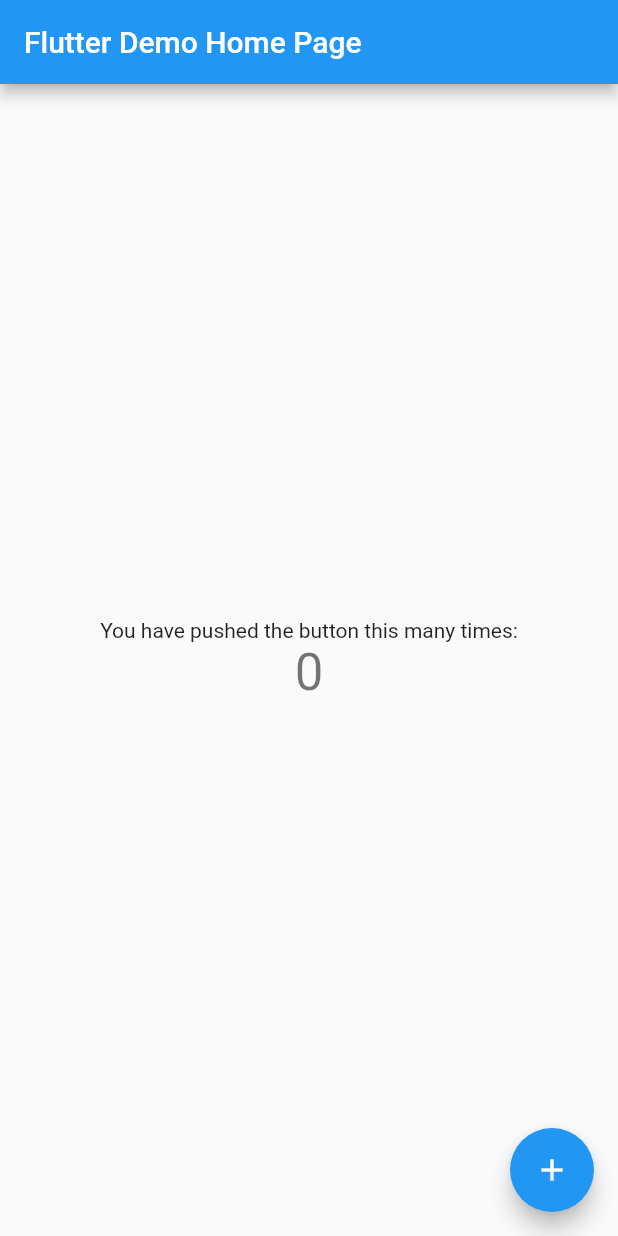
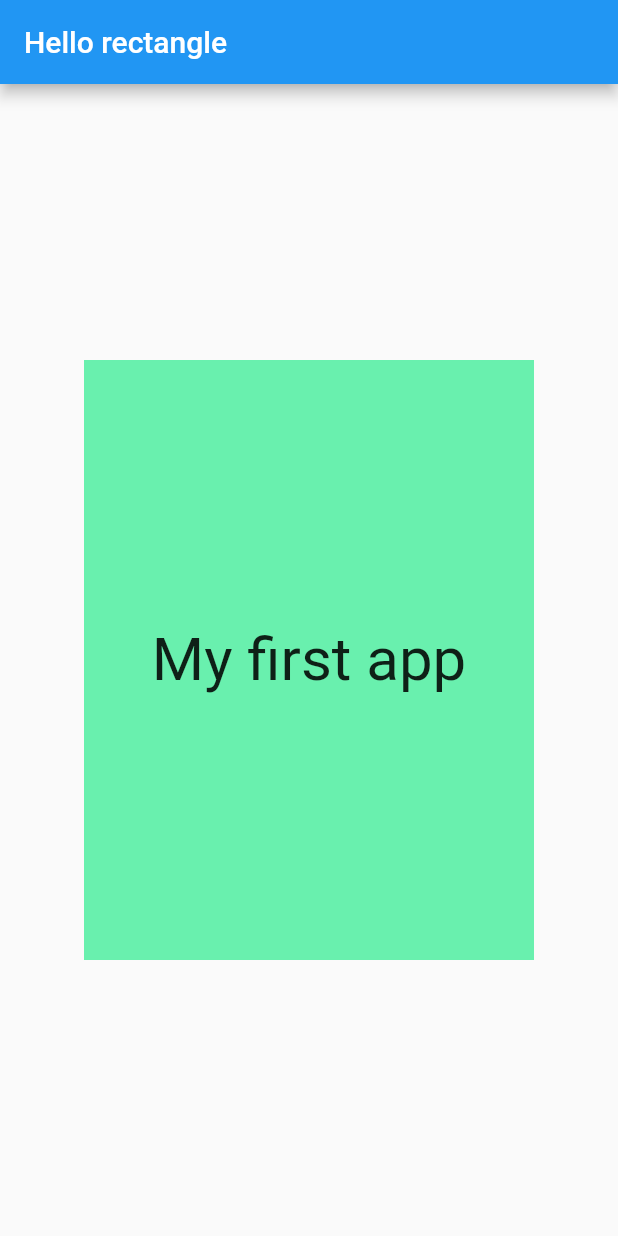
Before and after one commit to paulopatto/hello_rectangle, a Flutter app: the screen it shows after launch, on a phone screen of 412 x 824 dp. Run offline on Flutter 3.47's test engine with Material 2 defaults, Android fonts, the phone set to English and light mode, and no system bars.

Commit message:
Yay! My first app
This app was developed during lesson 5: 'Build a flutter app'
from Udacity course 'Build Native Mobile apps with Flutter'

```diff
--- a/lib/main.dart
+++ b/lib/main.dart
@@ -1,111 +1,30 @@
 import 'package:flutter/material.dart';
 
-void main() => runApp(MyApp());
+void main() {
+  runApp(
+    MaterialApp(
+      debugShowCheckedModeBanner: false,
+      home: Scaffold(
+        appBar: AppBar(
+          title: Text('Hello rectangle'),
+        ),
+        body: HelloRectangle(),
+      ),
+    )
+  );
+}
 
-class MyApp extends StatelessWidget {
-  // This widget is the root of your application.
-  @override
+class HelloRectangle extends StatelessWidget {
   Widget build(BuildContext context) {
-    return MaterialApp(
-      title: 'Flutter Demo',
-      theme: ThemeData(
-        // This is the theme of your application.
-        //
-        // Try running your application with "flutter run". You'll see the
-        // application has a blue toolbar. Then, without quitting the app, try
-        // changing the primarySwatch below to Colors.green and then invoke
-        // "hot reload" (press "r" in the console where you ran "flutter run",
-        // or simply save your changes to "hot reload" in a Flutter IDE).
-        // Notice that the counter didn't reset back to zero; the application
-        // is not restarted.
-        primarySwatch: Colors.blue,
+    return Center(
+      child: Container(
+        color: Colors.greenAccent,
+        height: 400.0,
+        width: 300.0,
+        child: Center(
+          child: Text('My first app', style: TextStyle(fontSize: 40.0), textAlign: TextAlign.center)
+        )
       ),
-      home: MyHomePage(title: 'Flutter Demo Home Page'),
     );
   }
 }
-
-class MyHomePage extends StatefulWidget {
-  MyHomePage({Key key, this.title}) : super(key: key);
-
-  // This widget is the home page of your application. It is stateful, meaning
-  // that it has a State object (defined below) that contains fields that affect
-  // how it looks.
-
-  // This class is the configuration for the state. It holds the values (in this
-  // case the title) provided by the parent (in this case the App widget) and
-  // used by the build method of the State. Fields in a Widget subclass are
-  // always marked "final".
-
-  final String title;
-
-  @override
-  _MyHomePageState createState() => _MyHomePageState();
-}
-
-class _MyHomePageState extends State<MyHomePage> {
-  int _counter = 0;
-
-  void _incrementCounter() {
-    setState(() {
-      // This call to setState tells the Flutter framework that something has
-      // changed in this State, which causes it to rerun the build method below
-      // so that the display can reflect the updated values. If we changed
-      // _counter without calling setState(), then the build method would not be
-      // called again, and so nothing would appear to happen.
-      _counter++;
-    });
-  }
-
-  @override
-  Widget build(BuildContext context) {
-    // This method is rerun every time setState is called, for instance as done
-    // by the _incrementCounter method above.
-    //
-    // The Flutter framework has been optimized to make rerunning build methods
-    // fast, so that you can just rebuild anything that needs updating rather
-    // than having to individually change instances of widgets.
-    return Scaffold(
-      appBar: AppBar(
-        // Here we take the value from the MyHomePage object that was created by
-        // the App.build method, and use it to set our appbar title.
-        title: Text(widget.title),
-      ),
-      body: Center(
-        // Center is a layout widget. It takes a single child and positions it
-        // in the middle of the parent.
-        child: Column(
-          // Column is also layout widget. It takes a list of children and
-          // arranges them vertically. By default, it sizes itself to fit its
-          // children horizontally, and tries to be as tall as its parent.
-          //
-          // Invoke "debug painting" (press "p" in the console, choose the
-          // "Toggle Debug Paint" action from the Flutter Inspector in Android
-          // Studio, or the "Toggle Debug Paint" command in Visual Studio Code)
-          // to see the wireframe for each widget.
-          //
-          // Column has various properties to control how it sizes itself and
-          // how it positions its children. Here we use mainAxisAlignment to
-          // center the children vertically; the main axis here is the vertical
-          // axis because Columns are vertical (the cross axis would be
-          // horizontal).
-          mainAxisAlignment: MainAxisAlignment.center,
-          children: <Widget>[
-            Text(
-              'You have pushed the button this many times:',
-            ),
-            Text(
-              '$_counter',
-              style: Theme.of(context).textTheme.display1,
-            ),
-          ],
-        ),
-      ),
-      floatingActionButton: FloatingActionButton(
-        onPressed: _incrementCounter,
-        tooltip: 'Increment',
-        child: Icon(Icons.add),
-      ), // This trailing comma makes auto-formatting nicer for build methods.
-    );
-  }
-}
```
